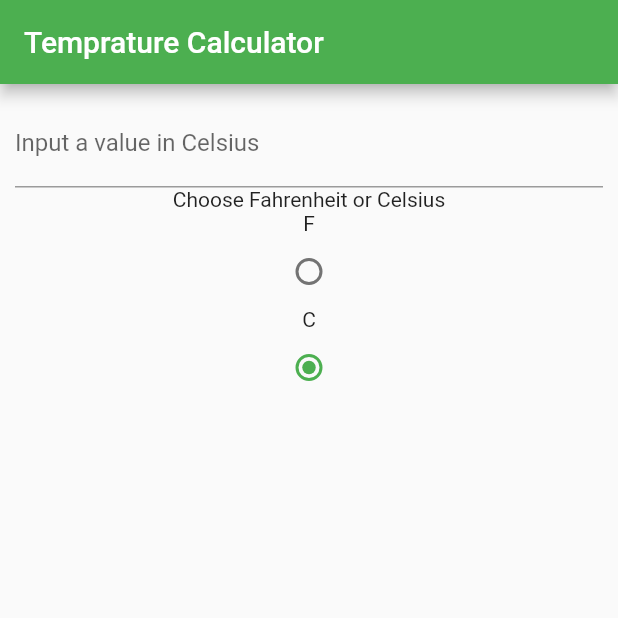
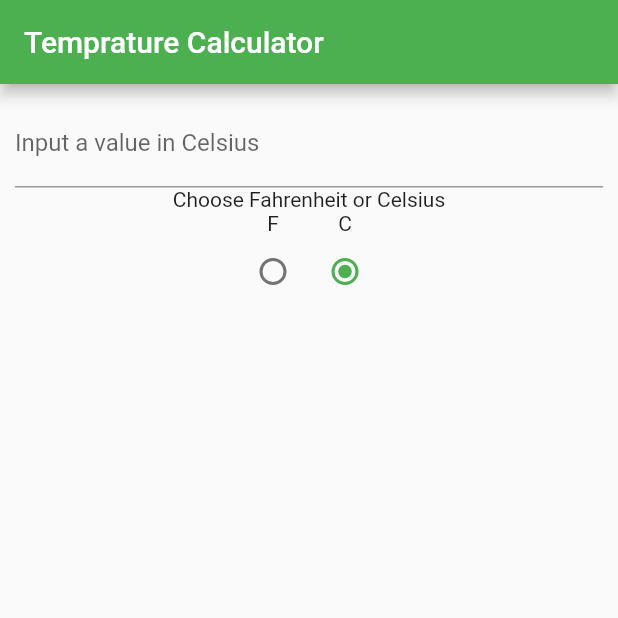
Before and after one commit to IsaiahMag-2004/Temprature-Converter-App, a Flutter app: the screen it shows after launch, on a phone screen of 412 x 824 dp, the top half of it. Run offline on Flutter 3.47's test engine with Material 2 defaults, Android fonts, the light colour scheme and no system bars.

Commit message:
Implemented seperation and centering of the buttons
1. Seperated the two radio buttons by temprature
2. Put them in a row containter so they were side by side
3. Then centered them
4. Added them to the scaffold
5. Debugged

```diff
--- a/lib/main.dart
+++ b/lib/main.dart
@@ -52,10 +52,10 @@ class TempState extends State<TempApp> {
       title: Text("Temprature Calculator"),
     );
 
-    Container tempSwitch = Container(
+    Container fahrenheitRadioButton = Container(
       child: Column(
         children: <Widget>[
-          Text("Choose Fahrenheit or Celsius"),
+          // Text("Choose Fahrenheit or Celsius"),
           //       Switch(
           //         value: fOrC, //What we want it bound to
           //         onChanged:  (e) { //What we want to change when button is clicked
@@ -81,6 +81,13 @@ class TempState extends State<TempApp> {
                   fOrC = !fOrC;
                 });
               }),
+        ],
+      ),
+    );
+
+Container celsiusRadioButton = Container(
+      child: Column(
+        children: <Widget>[
           Text("C"),
           Radio<bool>(
               groupValue: fOrC,
@@ -94,12 +101,18 @@ class TempState extends State<TempApp> {
       ),
     );
 
+    Container containerForButtons = Container(
+      child: Row(
+        mainAxisAlignment: MainAxisAlignment.center,
+        children: <Widget>[fahrenheitRadioButton, celsiusRadioButton]
+      ),
+    );
     return Scaffold(
       appBar: appBar,
       body: Container(
         padding: EdgeInsets.all(10.0),
         child: Column(
-          children: <Widget>[inputField, tempSwitch],
+          children: <Widget>[inputField, Text("Choose Fahrenheit or Celsius"), containerForButtons],
         ),
       ),
     );
```
